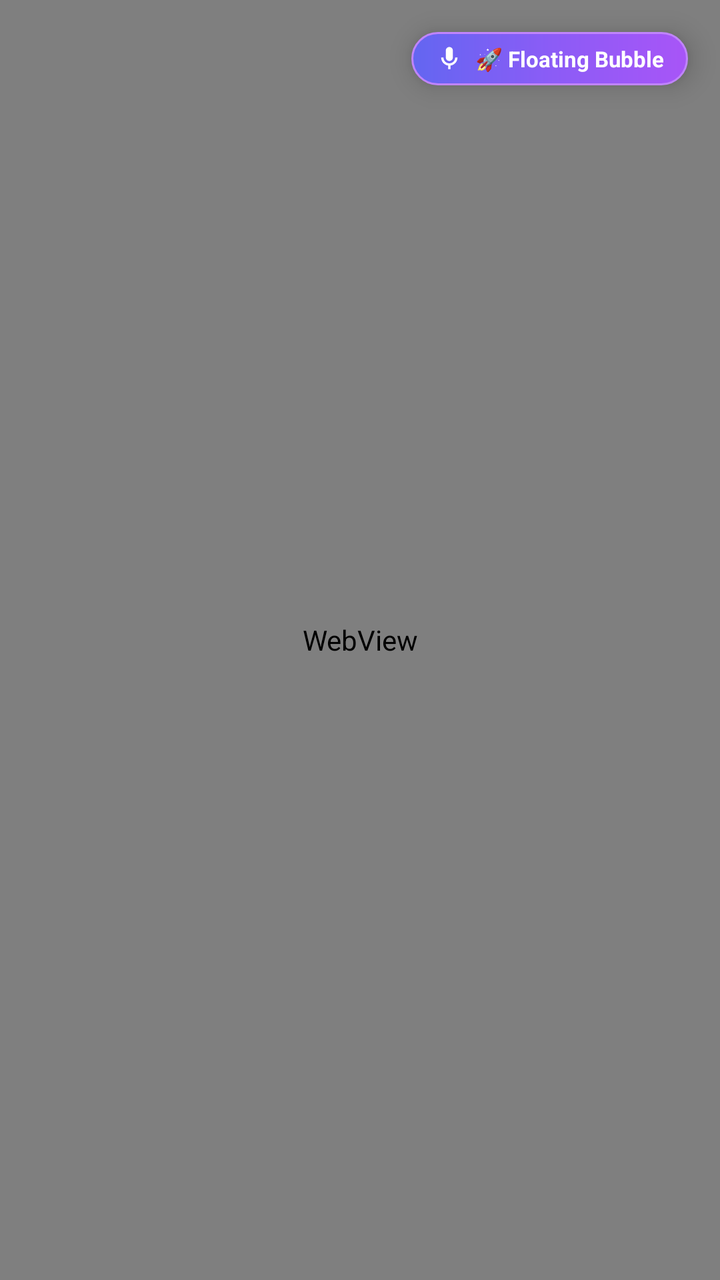
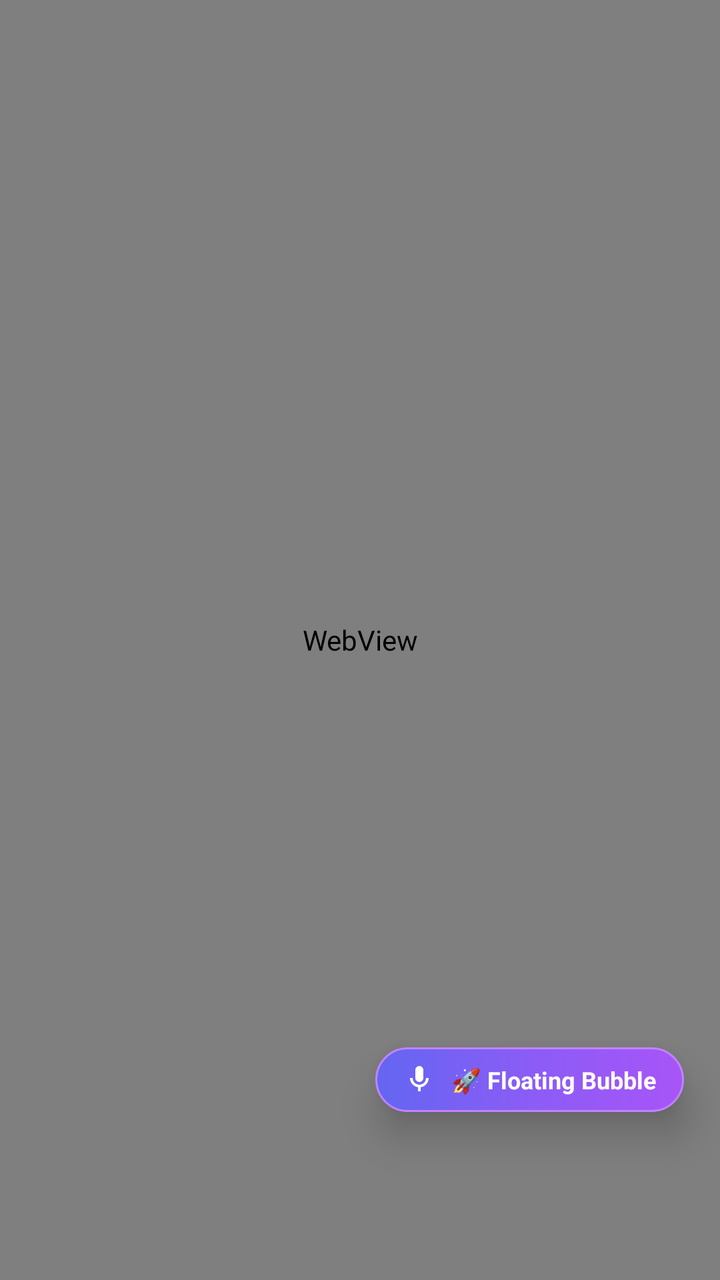

Before-and-after screenshots of an Android layout around one commit, followed by the original layout XML and the change that was made.
<!-- AndroidManifest.xml: application theme Theme.NexusSpeak -->
<!-- res/layout/activity_main.xml -->
<?xml version="1.0" encoding="utf-8"?>
<FrameLayout xmlns:android="http://schemas.android.com/apk/res/android"
    android:layout_width="match_parent"
    android:layout_height="match_parent"
    android:background="@color/bg_dark">

    
    <WebView
        android:id="@+id/main_webview"
        android:layout_width="match_parent"
        android:layout_height="match_parent" />

    
    <LinearLayout
        android:id="@+id/layout_floating_pill"
        android:layout_width="wrap_content"
        android:layout_height="wrap_content"
        android:layout_gravity="top|end"
        android:layout_marginTop="16dp"
        android:layout_marginEnd="16dp"
        android:orientation="horizontal"
        android:background="@drawable/bg_action_gradient"
        android:paddingStart="12dp"
        android:paddingEnd="12dp"
        android:paddingTop="6dp"
        android:paddingBottom="6dp"
        android:gravity="center_vertical"
        android:elevation="8dp"
        android:clickable="true"
        android:focusable="true">

        <ImageView
            android:layout_width="14dp"
            android:layout_height="14dp"
            android:src="@drawable/ic_mic"
            android:contentDescription="Mic Icon" />

        <TextView
            android:id="@+id/tv_floating_pill_text"
            android:layout_width="wrap_content"
            android:layout_height="wrap_content"
            android:layout_marginStart="6dp"
            android:text="🚀 Floating Bubble"
            android:textColor="@color/white"
            android:textSize="11sp"
            android:textStyle="bold" />
    </LinearLayout>

</FrameLayout>
<!-- resources referenced by this layout -->
<resources>
  <color name="bg_dark">#0F172A</color>
  <color name="white">#FFFFFF</color>
  <!-- drawable bg_action_gradient (drawable) -->
  <?xml version="1.0" encoding="utf-8"?>
  <shape xmlns:android="http://schemas.android.com/apk/res/android"
      android:shape="rectangle">
      <gradient
          android:type="linear"
          android:angle="0"
          android:startColor="#6366F1"
          android:centerColor="#8B5CF6"
          android:endColor="#A855F7" />
      <corners android:radius="16dp" />
      <stroke
          android:width="1dp"
          android:color="#C084FC" />
  </shape>
  <!-- drawable ic_mic (drawable) -->
  <?xml version="1.0" encoding="utf-8"?>
  <vector xmlns:android="http://schemas.android.com/apk/res/android"
      android:width="24dp"
      android:height="24dp"
      android:viewportWidth="24"
      android:viewportHeight="24">
      <path
          android:fillColor="#FFFFFF"
          android:pathData="M12,14c1.66,0 3,-1.34 3,-3V5c0,-1.66 -1.34,-3 -3,-3S9,3.34 9,5v6C9,12.66 10.34,14 12,14z"/>
      <path
          android:fillColor="#FFFFFF"
          android:pathData="M17,11c0,2.76 -2.24,5 -5,5s-5,-2.24 -5,-5H5c0,3.53 2.61,6.43 6,6.92V21h2v-3.08c3.39,-0.49 6,-3.39 6,-6.92H17z"/>
  </vector>
  <style name="Theme.NexusSpeak" parent="Theme.MaterialComponents.DayNight.NoActionBar">
          <item name="colorPrimary">@color/primary</item>
          <item name="colorPrimaryVariant">@color/primary_variant</item>
          <item name="colorOnPrimary">@color/white</item>
          <item name="colorSecondary">@color/secondary</item>
          <item name="android:windowBackground">@color/bg_dark</item>
          <item name="android:statusBarColor">@color/bg_dark</item>
          <item name="android:navigationBarColor">@color/bg_dark</item>
      </style>
  <color name="primary">#6366F1</color>
  <color name="primary_variant">#4F46E5</color>
  <color name="secondary">#8B5CF6</color>
</resources>

<!-- the commit's change to res/layout/activity_main.xml (unified diff, before → after) -->
@@ -15,23 +15,23 @@
         android:id="@+id/layout_floating_pill"
         android:layout_width="wrap_content"
         android:layout_height="wrap_content"
-        android:layout_gravity="top|end"
-        android:layout_marginTop="16dp"
-        android:layout_marginEnd="16dp"
+        android:layout_gravity="bottom|end"
+        android:layout_marginBottom="84dp"
+        android:layout_marginEnd="18dp"
         android:orientation="horizontal"
         android:background="@drawable/bg_action_gradient"
-        android:paddingStart="12dp"
-        android:paddingEnd="12dp"
-        android:paddingTop="6dp"
-        android:paddingBottom="6dp"
+        android:paddingStart="14dp"
+        android:paddingEnd="14dp"
+        android:paddingTop="8dp"
+        android:paddingBottom="8dp"
         android:gravity="center_vertical"
-        android:elevation="8dp"
+        android:elevation="12dp"
         android:clickable="true"
         android:focusable="true">
 
         <ImageView
-            android:layout_width="14dp"
-            android:layout_height="14dp"
+            android:layout_width="16dp"
+            android:layout_height="16dp"
             android:src="@drawable/ic_mic"
             android:contentDescription="Mic Icon" />
 
@@ -39,10 +39,10 @@
             android:id="@+id/tv_floating_pill_text"
             android:layout_width="wrap_content"
             android:layout_height="wrap_content"
-            android:layout_marginStart="6dp"
+            android:layout_marginStart="8dp"
             android:text="🚀 Floating Bubble"
             android:textColor="@color/white"
-            android:textSize="11sp"
+            android:textSize="12sp"
             android:textStyle="bold" />
     </LinearLayout>
 
